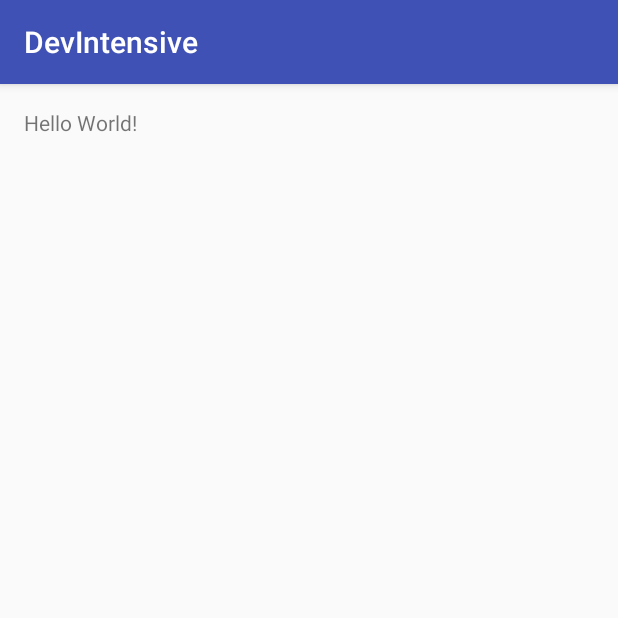
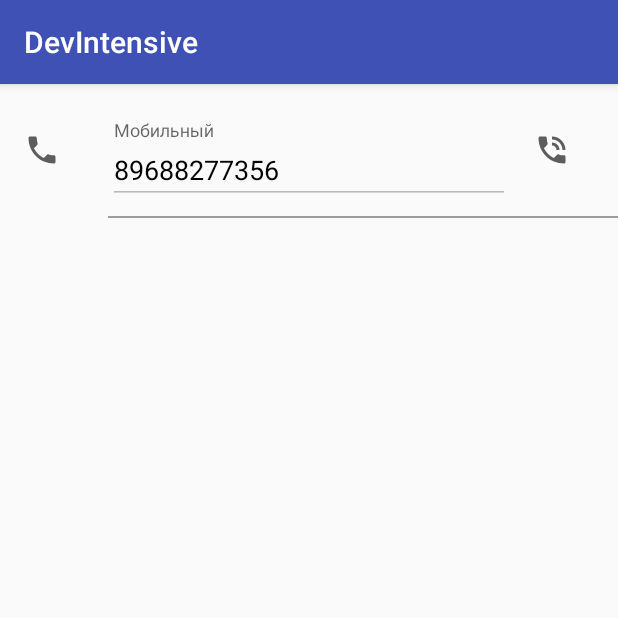
Before and after one commit to TitovArtem/DevIntensive, an Android app: the screen it shows after launch (MainActivity), on a phone screen of 412 x 824 dp, the top half of it. Run offline under Robolectric (Android 15) with nearby library versions, the phone set to English and light mode, and no system bars.

Commit message:
Add material design (v 24.0) to gradle dependencies. Add linear layout with information about user to MainActivity and add styles for it.

```diff
--- a/app/build.gradle
+++ b/app/build.gradle
@@ -23,4 +23,5 @@ dependencies {
     compile fileTree(dir: 'libs', include: ['*.jar'])
     testCompile 'junit:junit:4.12'
     compile 'com.android.support:appcompat-v7:24.0.0'
+    compile 'com.android.support:design:24.0.0'
 }
--- /dev/null
+++ b/app/src/main/res/drawable/ic_call_black_24dp.xml
@@ -0,0 +1,9 @@
+<vector xmlns:android="http://schemas.android.com/apk/res/android"
+        android:width="24dp"
+        android:height="24dp"
+        android:viewportWidth="24.0"
+        android:viewportHeight="24.0">
+    <path
+        android:fillColor="#5d5d5d"
+        android:pathData="M6.62,10.79c1.44,2.83 3.76,5.14 6.59,6.59l2.2,-2.2c0.27,-0.27 0.67,-0.36 1.02,-0.24 1.12,0.37 2.33,0.57 3.57,0.57 0.55,0 1,0.45 1,1V20c0,0.55 -0.45,1 -1,1 -9.39,0 -17,-7.61 -17,-17 0,-0.55 0.45,-1 1,-1h3.5c0.55,0 1,0.45 1,1 0,1.25 0.2,2.45 0.57,3.57 0.11,0.35 0.03,0.74 -0.25,1.02l-2.2,2.2z"/>
+</vector>
--- /dev/null
+++ b/app/src/main/res/drawable/ic_phone_in_talk_black_24dp.xml
@@ -0,0 +1,9 @@
+<vector xmlns:android="http://schemas.android.com/apk/res/android"
+        android:width="24dp"
+        android:height="24dp"
+        android:viewportWidth="24.0"
+        android:viewportHeight="24.0">
+    <path
+        android:fillColor="#5d5d5d"
+        android:pathData="M20,15.5c-1.25,0 -2.45,-0.2 -3.57,-0.57 -0.35,-0.11 -0.74,-0.03 -1.02,0.24l-2.2,2.2c-2.83,-1.44 -5.15,-3.75 -6.59,-6.59l2.2,-2.21c0.28,-0.26 0.36,-0.65 0.25,-1C8.7,6.45 8.5,5.25 8.5,4c0,-0.55 -0.45,-1 -1,-1L4,3c-0.55,0 -1,0.45 -1,1 0,9.39 7.61,17 17,17 0.55,0 1,-0.45 1,-1v-3.5c0,-0.55 -0.45,-1 -1,-1zM19,12h2c0,-4.97 -4.03,-9 -9,-9v2c3.87,0 7,3.13 7,7zM15,12h2c0,-2.76 -2.24,-5 -5,-5v2c1.66,0 3,1.34 3,3z"/>
+</vector>
--- a/app/src/main/res/layout/activity_main.xml
+++ b/app/src/main/res/layout/activity_main.xml
@@ -1,16 +1,32 @@
 <?xml version="1.0" encoding="utf-8"?>
-<RelativeLayout xmlns:android="http://schemas.android.com/apk/res/android"
+<LinearLayout xmlns:android="http://schemas.android.com/apk/res/android"
     xmlns:tools="http://schemas.android.com/tools"
     android:layout_width="match_parent"
     android:layout_height="match_parent"
-    android:paddingBottom="@dimen/activity_vertical_margin"
-    android:paddingLeft="@dimen/activity_horizontal_margin"
-    android:paddingRight="@dimen/activity_horizontal_margin"
-    android:paddingTop="@dimen/activity_vertical_margin"
+    android:orientation="vertical"
     tools:context=".ui.activities.MainActivity">
 
-    <TextView
-        android:layout_width="wrap_content"
-        android:layout_height="wrap_content"
-        android:text="Hello World!" />
-</RelativeLayout>
+    <LinearLayout
+        style="@style/main_activity_info_line">
+        <ImageView
+            style="@style/icon.left"
+            android:src="@drawable/ic_call_black_24dp"/>
+        <LinearLayout
+            style="@style/linear_layout_between_icons">
+            <android.support.design.widget.TextInputLayout
+                android:layout_width="match_parent"
+                android:layout_height="wrap_content">
+                <EditText
+                    style="@style/edit_text_info"
+                    android:inputType="phone"
+                    android:text="@string/phone_number"
+                    android:hint="@string/mobile_number_hint"/>
+            </android.support.design.widget.TextInputLayout>
+        </LinearLayout>
+        <ImageView
+            style="@style/icon.right"
+            android:src="@drawable/ic_phone_in_talk_black_24dp"/>
+    </LinearLayout>
+    <View style="@style/separate_line"/>
+
+</LinearLayout>
--- a/app/src/main/res/values/colors.xml
+++ b/app/src/main/res/values/colors.xml
@@ -3,4 +3,8 @@
     <color name="color_primary">#3F51B5</color>
     <color name="color_primary_dark">#303F9F</color>
     <color name="color_accent">#FF4081</color>
+
+    <color name="grey">#5d5d5d</color>
+    <color name="grey_light">#9c9c9c</color>
+    <color name="black">#000000</color>
 </resources>
--- a/app/src/main/res/values/dimens.xml
+++ b/app/src/main/res/values/dimens.xml
@@ -15,4 +15,5 @@
     <dimen name="spacing_medium_32">32dp</dimen>
     <dimen name="spacing_large_56">56dp</dimen>
     <dimen name="spacing_larger_72">72dp</dimen>
+    <dimen name="line_size">1dp</dimen>
 </resources>
--- a/app/src/main/res/values/strings.xml
+++ b/app/src/main/res/values/strings.xml
@@ -1,3 +1,5 @@
 <resources>
     <string name="app_name">DevIntensive</string>
+    <string name="phone_number">89688277356</string>
+    <string name="mobile_number_hint">Мобильный</string>
 </resources>
--- a/app/src/main/res/values/styles.xml
+++ b/app/src/main/res/values/styles.xml
@@ -8,4 +8,54 @@
         <item name="colorAccent">@color/color_accent</item>
     </style>
 
+    <style name="icon">
+        <item name="android:layout_width">@dimen/size_small_24</item>
+        <item name="android:layout_height">@dimen/size_small_24</item>
+    </style>
+
+    <style name="icon.left" parent="icon">
+        <item name="android:layout_gravity">top|left</item>
+        <item name="android:layout_marginTop">@dimen/spacing_medial_24</item>
+        <item name="android:layout_marginLeft">@dimen/spacing_normal_16</item>
+    </style>
+
+    <style name="icon.right" parent="icon">
+        <item name="android:layout_gravity">top|right</item>
+        <item name="android:layout_marginTop">@dimen/spacing_medial_24</item>
+        <item name="android:layout_marginRight">@dimen/spacing_medium_32</item>
+    </style>
+
+    <style name="main_activity_info_line">
+        <item name="android:layout_width">match_parent</item>
+        <item name="android:layout_height">wrap_content</item>
+        <item name="android:orientation">horizontal</item>
+        <item name="android:layout_marginTop">@dimen/spacing_small_8</item>
+        <item name="android:layout_marginBottom">@dimen/spacing_small_8</item>
+    </style>
+
+    <style name="linear_layout_between_icons">
+        <item name="android:layout_width">0dp</item>
+        <item name="android:layout_height">@dimen/size_large_72</item>
+        <item name="android:layout_weight">1</item>
+        <item name="android:orientation">vertical</item>
+        <item name="android:gravity">bottom</item>
+        <item name="android:layout_marginLeft">@dimen/spacing_medium_32</item>
+        <item name="android:layout_marginRight">@dimen/spacing_normal_16</item>
+    </style>
+
+    <style name="edit_text_info">
+        <item name="android:layout_width">match_parent</item>
+        <item name="android:layout_height">wrap_content</item>
+        <item name="android:enabled">false</item>
+        <item name="android:focusable">false</item>
+        <item name="android:textColor">@color/black</item>
+        <item name="android:textColorHint">@color/grey</item>
+    </style>
+
+    <style name="separate_line">
+        <item name="android:layout_width">match_parent</item>
+        <item name="android:layout_height">@dimen/line_size</item>
+        <item name="android:background">@color/grey_light</item>
+        <item name="android:layout_marginLeft">@dimen/spacing_larger_72</item>
+    </style>
 </resources>
```
